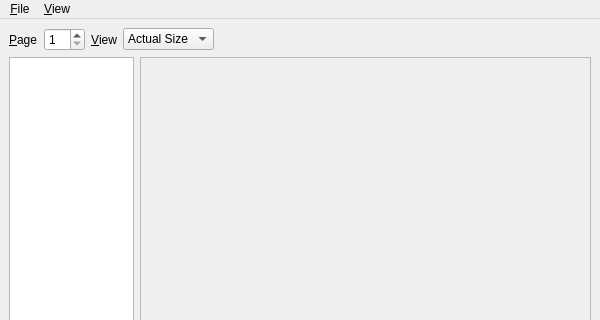
This is UI/biblioteq_pdfreader.ui in textbrowser/biblioteq as Qt 5 draws it before an edit; both pictures show x 0 to 600 and y 0 to 320 of the 600 by 800 pixel window. The edited form follows.
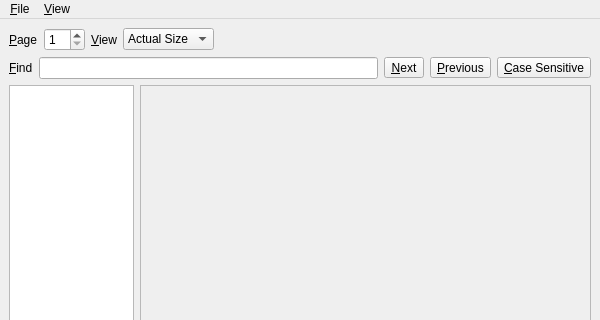
This is the edited form. Icons and pictures are not drawn.

Commit message: Prepare PDF search.

Diff of the .ui file:
```diff
--- a/UI/biblioteq_pdfreader.ui
+++ b/UI/biblioteq_pdfreader.ui
@@ -83,6 +83,47 @@
       </item>
      </layout>
     </item>
+    <item>
+     <layout class="QHBoxLayout" name="horizontalLayout_4">
+      <item>
+       <widget class="QLabel" name="label">
+        <property name="text">
+         <string>&amp;Find</string>
+        </property>
+        <property name="buddy">
+         <cstring>find</cstring>
+        </property>
+       </widget>
+      </item>
+      <item>
+       <widget class="QLineEdit" name="find"/>
+      </item>
+      <item>
+       <widget class="QToolButton" name="find_next">
+        <property name="text">
+         <string>&amp;Next</string>
+        </property>
+       </widget>
+      </item>
+      <item>
+       <widget class="QToolButton" name="find_previous">
+        <property name="text">
+         <string>&amp;Previous</string>
+        </property>
+       </widget>
+      </item>
+      <item>
+       <widget class="QToolButton" name="case_sensitive">
+        <property name="text">
+         <string>&amp;Case Sensitive</string>
+        </property>
+        <property name="checkable">
+         <bool>true</bool>
+        </property>
+       </widget>
+      </item>
+     </layout>
+    </item>
     <item>
      <layout class="QHBoxLayout" name="horizontalLayout_3">
       <item>
@@ -115,7 +156,7 @@
            <x>0</x>
            <y>0</y>
            <width>447</width>
-           <height>722</height>
+           <height>689</height>
           </rect>
          </property>
          <layout class="QHBoxLayout" name="horizontalLayout_2">
```
Left out of the diff: 12 changed lines with no effect on the pictures. The commit also changes 2 other files.
